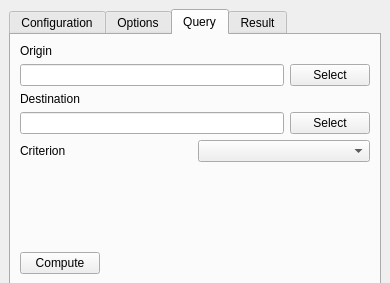
Before: the Qt Designer form src/wps_qgis/IfsttarRouting/ifsttarrouting.ui in Universite-Gustave-Eiffel/Tempus, drawn with Qt 5.
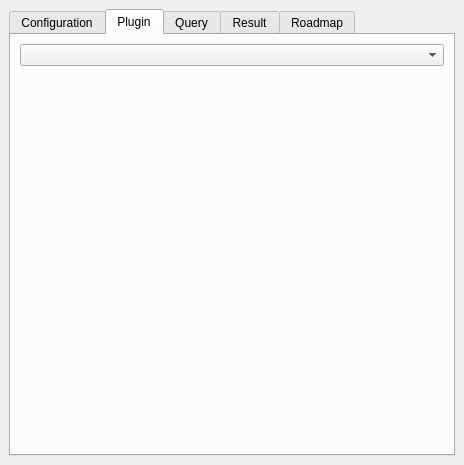
After: the same form once the commit is applied. The open tabs and pages were chosen to show the change. Custom widgets are drawn as their Qt base class.

Commit message: Finalisation * affichage des roadmaps coté QGIS * support de tous les champs des requetes

The edit to the form file:
```diff
--- a/src/wps_qgis/IfsttarRouting/ifsttarrouting.ui
+++ b/src/wps_qgis/IfsttarRouting/ifsttarrouting.ui
@@ -6,8 +6,8 @@
    <rect>
     <x>0</x>
     <y>0</y>
-    <width>390</width>
-    <height>283</height>
+    <width>464</width>
+    <height>465</height>
    </rect>
   </property>
   <property name="sizePolicy">
@@ -29,18 +29,12 @@
    <property name="autoFillBackground">
     <bool>false</bool>
    </property>
+   <layout class="QVBoxLayout" name="verticalLayout_5">
+    <item>
    <widget class="QTabWidget" name="verticalTabWidget">
     <property name="enabled">
      <bool>true</bool>
     </property>
-    <property name="geometry">
-     <rect>
-      <x>9</x>
-      <y>9</y>
-      <width>372</width>
-      <height>276</height>
-     </rect>
-    </property>
     <property name="sizePolicy">
      <sizepolicy hsizetype="Expanding" vsizetype="Expanding">
       <horstretch>0</horstretch>
@@ -89,23 +83,6 @@
          </layout>
         </item>
         <item row="1" column="0">
-         <widget class="QLabel" name="pluginLbl">
-          <property name="enabled">
-           <bool>false</bool>
-          </property>
-          <property name="text">
-           <string>Plugin</string>
-          </property>
-         </widget>
-        </item>
-        <item row="1" column="1">
-         <widget class="QComboBox" name="pluginCombo">
-          <property name="enabled">
-           <bool>false</bool>
-          </property>
-         </widget>
-        </item>
-        <item row="2" column="0">
          <widget class="QLabel" name="dbOptionsLbl">
           <property name="enabled">
            <bool>false</bool>
@@ -158,9 +135,12 @@
     </widget>
     <widget class="QWidget" name="tab_2">
      <attribute name="title">
-      <string>Options</string>
+        <string>Plugin</string>
      </attribute>
      <layout class="QVBoxLayout" name="verticalLayout_2">
+        <item>
+         <widget class="QComboBox" name="pluginCombo"/>
+        </item>
       <item>
        <layout class="QFormLayout" name="optionsLayout">
         <property name="fieldGrowthPolicy">
@@ -168,121 +148,73 @@
         </property>
        </layout>
       </item>
-     </layout>
-    </widget>
-    <widget class="QWidget" name="verticalTabWidgetPage1">
+        <item>
+         <spacer name="verticalSpacer_2">
+          <property name="orientation">
+           <enum>Qt::Vertical</enum>
+          </property>
+          <property name="sizeHint" stdset="0">
+           <size>
+            <width>20</width>
+            <height>40</height>
+           </size>
+          </property>
+         </spacer>
+        </item>
+       </layout>
+      </widget>
+      <widget class="QWidget" name="queryPage">
      <attribute name="title">
       <string>Query</string>
      </attribute>
      <layout class="QVBoxLayout" name="verticalLayout">
       <item>
-       <widget class="QLabel" name="label">
-        <property name="sizePolicy">
-         <sizepolicy hsizetype="Preferred" vsizetype="Fixed">
-          <horstretch>0</horstretch>
-          <verstretch>0</verstretch>
-         </sizepolicy>
-        </property>
-        <property name="text">
-         <string>Origin</string>
-        </property>
-       </widget>
+         <widget class="StepSelector" name="origin" native="true"/>
+        </item>
+        <item>
+         <layout class="QVBoxLayout" name="stepBox"/>
+        </item>
+        <item>
+         <layout class="QVBoxLayout" name="criterionBox"/>
       </item>
       <item>
        <layout class="QHBoxLayout" name="horizontalLayout">
-        <property name="sizeConstraint">
-         <enum>QLayout::SetFixedSize</enum>
-        </property>
         <item>
-         <widget class="QLineEdit" name="originText">
-          <property name="sizePolicy">
-           <sizepolicy hsizetype="Expanding" vsizetype="Fixed">
-            <horstretch>0</horstretch>
-            <verstretch>0</verstretch>
-           </sizepolicy>
-          </property>
-          <property name="minimumSize">
-           <size>
-            <width>0</width>
-            <height>0</height>
-           </size>
-          </property>
-         </widget>
-        </item>
-        <item>
-         <widget class="QPushButton" name="originSelectBtn">
-          <property name="sizePolicy">
-           <sizepolicy hsizetype="Fixed" vsizetype="Fixed">
-            <horstretch>0</horstretch>
-            <verstretch>0</verstretch>
-           </sizepolicy>
-          </property>
+           <widget class="QLabel" name="label">
           <property name="text">
-           <string>Select</string>
-          </property>
-         </widget>
-        </item>
-       </layout>
+             <string>Transport types</string>
+            </property>
+           </widget>
       </item>
       <item>
        <widget class="QLabel" name="label_2">
-        <property name="sizePolicy">
-         <sizepolicy hsizetype="Preferred" vsizetype="Fixed">
-          <horstretch>0</horstretch>
-          <verstretch>0</verstretch>
-         </sizepolicy>
-        </property>
         <property name="text">
-         <string>Destination</string>
-        </property>
-       </widget>
+             <string>Public networks</string>
+            </property>
+           </widget>
+          </item>
+         </layout>
       </item>
       <item>
        <layout class="QHBoxLayout" name="horizontalLayout_2">
         <item>
-         <widget class="QLineEdit" name="destinationText">
-          <property name="sizePolicy">
-           <sizepolicy hsizetype="Expanding" vsizetype="Fixed">
-            <horstretch>0</horstretch>
-            <verstretch>0</verstretch>
-           </sizepolicy>
+           <widget class="QListWidget" name="transportList">
+            <property name="selectionMode">
+             <enum>QAbstractItemView::MultiSelection</enum>
           </property>
          </widget>
         </item>
         <item>
-         <widget class="QPushButton" name="destinationSelectBtn">
-          <property name="sizePolicy">
-           <sizepolicy hsizetype="Fixed" vsizetype="Fixed">
-            <horstretch>0</horstretch>
-            <verstretch>0</verstretch>
-           </sizepolicy>
-          </property>
-          <property name="text">
-           <string>Select</string>
-          </property>
+           <widget class="QListWidget" name="networkList">
+            <property name="selectionMode">
+             <enum>QAbstractItemView::MultiSelection</enum>
+            </property>
          </widget>
         </item>
        </layout>
       </item>
       <item>
-       <layout class="QHBoxLayout" name="horizontalLayout_3">
-        <item>
-         <widget class="QLabel" name="label_3">
-          <property name="sizePolicy">
-           <sizepolicy hsizetype="Preferred" vsizetype="Fixed">
-            <horstretch>0</horstretch>
-            <verstretch>0</verstretch>
-           </sizepolicy>
-          </property>
-          <property name="text">
-           <string>Criterion</string>
-          </property>
-         </widget>
-        </item>
-        <item>
-         <widget class="QComboBox" name="criterionList"/>
-        </item>
-       </layout>
+         <layout class="QHBoxLayout" name="parkingLayout"/>
       </item>
       <item>
        <spacer name="verticalSpacer">
@@ -322,9 +254,42 @@
       </item>
      </layout>
     </widget>
-   </widget>
-  </widget>
- </widget>
+      <widget class="QWidget" name="tab_4">
+       <attribute name="title">
+        <string>Roadmap</string>
+       </attribute>
+       <layout class="QVBoxLayout" name="verticalLayout_6">
+        <item>
+         <widget class="QTableWidget" name="roadmapTable">
+          <property name="showGrid">
+           <bool>false</bool>
+          </property>
+          <property name="columnCount">
+           <number>3</number>
+          </property>
+          <attribute name="horizontalHeaderVisible">
+           <bool>false</bool>
+          </attribute>
+          <column/>
+          <column/>
+          <column/>
+         </widget>
+        </item>
+       </layout>
+      </widget>
+     </widget>
+    </item>
+   </layout>
+  </widget>
+ </widget>
+ <customwidgets>
+  <customwidget>
+   <class>StepSelector</class>
+   <extends>QWidget</extends>
+   <header>stepselector.h</header>
+   <container>1</container>
+  </customwidget>
+ </customwidgets>
  <resources/>
  <connections/>
 </ui>
```
Left out of the diff: 37 changed lines with no effect on the pictures. Lines whose indentation alone changed are shown as unchanged. The commit also changes 30 other files.
